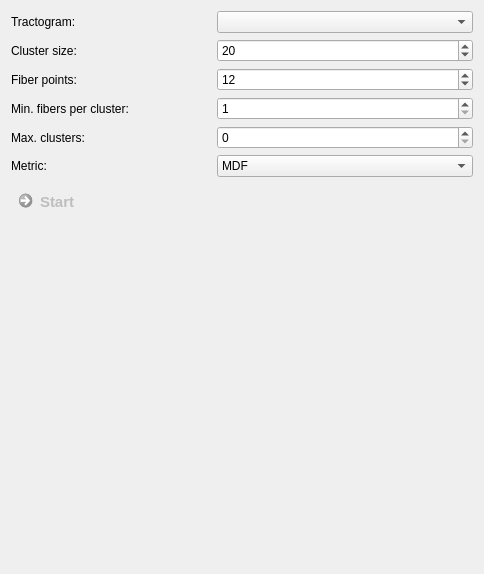
The window that Plugins/org.mitk.gui.qt.diffusionimaging.fiberprocessing/src/internal/QmitkFiberClusteringViewControls.ui (MITK/MITK) describes before a commit, drawn with Qt 5.
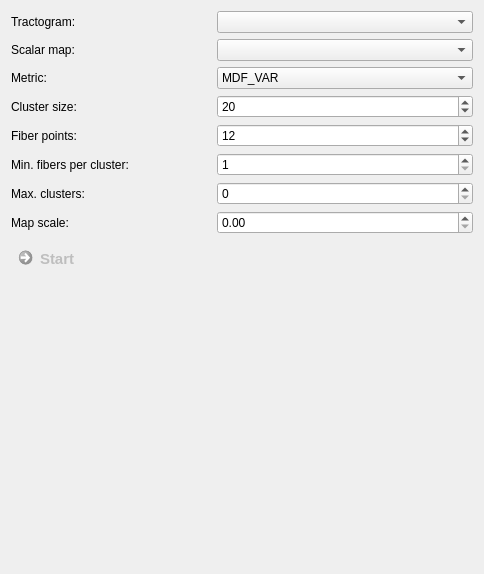
The same window after the commit. Custom widgets are drawn as their Qt base class.

```diff
--- a/Plugins/org.mitk.gui.qt.diffusionimaging.fiberprocessing/src/internal/QmitkFiberClusteringViewControls.ui
+++ b/Plugins/org.mitk.gui.qt.diffusionimaging.fiberprocessing/src/internal/QmitkFiberClusteringViewControls.ui
@@ -38,7 +38,73 @@
       <property name="spacing">
        <number>6</number>
       </property>
+      <item row="0" column="0">
+       <widget class="QLabel" name="label_3">
+        <property name="text">
+         <string>Tractogram:</string>
+        </property>
+       </widget>
+      </item>
+      <item row="4" column="1">
+       <widget class="QSpinBox" name="m_FiberPointsBox">
+        <property name="toolTip">
+         <string>Fibers are resampled to the desired number of points for clustering. Smaller is faster but less accurate.</string>
+        </property>
+        <property name="minimum">
+         <number>2</number>
+        </property>
+        <property name="maximum">
+         <number>9999999</number>
+        </property>
+        <property name="value">
+         <number>12</number>
+        </property>
+       </widget>
+      </item>
+      <item row="5" column="1">
+       <widget class="QSpinBox" name="m_MinFibersBox">
+        <property name="toolTip">
+         <string>Only output clusters with ate least the specified number of fibers.</string>
+        </property>
+        <property name="minimum">
+         <number>1</number>
+        </property>
+        <property name="maximum">
+         <number>9999999</number>
+        </property>
+        <property name="value">
+         <number>1</number>
+        </property>
+       </widget>
+      </item>
       <item row="1" column="1">
+       <widget class="QmitkDataStorageComboBoxWithSelectNone" name="m_MapBox">
+        <property name="toolTip">
+         <string>If set, distance metrics include distance between scalar map values along the tract.</string>
+        </property>
+       </widget>
+      </item>
+      <item row="5" column="0">
+       <widget class="QLabel" name="label_4">
+        <property name="text">
+         <string>Min. fibers per cluster:</string>
+        </property>
+       </widget>
+      </item>
+      <item row="6" column="1">
+       <widget class="QSpinBox" name="m_MaxClustersBox">
+        <property name="toolTip">
+         <string>Only output the N largest clusters. Zero means no limit.</string>
+        </property>
+        <property name="maximum">
+         <number>99999999</number>
+        </property>
+        <property name="value">
+         <number>0</number>
+        </property>
+       </widget>
+      </item>
+      <item row="3" column="1">
        <widget class="QSpinBox" name="m_ClusterSizeBox">
         <property name="toolTip">
          <string>Cluster size in mm.</string>
@@ -55,6 +121,30 @@
        </widget>
       </item>
       <item row="6" column="0">
+       <widget class="QLabel" name="label_2">
+        <property name="text">
+         <string>Max. clusters:</string>
+        </property>
+       </widget>
+      </item>
+      <item row="0" column="1">
+       <widget class="QmitkDataStorageComboBox" name="m_TractBox"/>
+      </item>
+      <item row="3" column="0">
+       <widget class="QLabel" name="label_5">
+        <property name="text">
+         <string>Cluster size:</string>
+        </property>
+       </widget>
+      </item>
+      <item row="1" column="0">
+       <widget class="QLabel" name="label_8">
+        <property name="text">
+         <string>Scalar map:</string>
+        </property>
+       </widget>
+      </item>
+      <item row="8" column="0">
        <widget class="QCommandLinkButton" name="m_StartButton">
         <property name="enabled">
          <bool>false</bool>
@@ -84,98 +174,25 @@
         </property>
        </widget>
       </item>
-      <item row="0" column="0">
-       <widget class="QLabel" name="label_3">
-        <property name="text">
-         <string>Tractogram:</string>
-        </property>
-       </widget>
-      </item>
-      <item row="3" column="1">
-       <widget class="QSpinBox" name="m_MinFibersBox">
-        <property name="toolTip">
-         <string>Only output clusters with ate least the specified number of fibers.</string>
-        </property>
-        <property name="minimum">
-         <number>1</number>
-        </property>
-        <property name="maximum">
-         <number>9999999</number>
-        </property>
-        <property name="value">
-         <number>1</number>
-        </property>
-       </widget>
-      </item>
-      <item row="1" column="0">
-       <widget class="QLabel" name="label_5">
-        <property name="text">
-         <string>Cluster size:</string>
-        </property>
-       </widget>
-      </item>
-      <item row="3" column="0">
-       <widget class="QLabel" name="label_4">
-        <property name="text">
-         <string>Min. fibers per cluster:</string>
-        </property>
-       </widget>
-      </item>
-      <item row="4" column="1">
-       <widget class="QSpinBox" name="m_MaxClustersBox">
-        <property name="toolTip">
-         <string>Only output the N largest clusters. Zero means no limit.</string>
-        </property>
-        <property name="maximum">
-         <number>99999999</number>
-        </property>
-        <property name="value">
-         <number>0</number>
-        </property>
-       </widget>
-      </item>
-      <item row="0" column="1">
-       <widget class="QmitkDataStorageComboBox" name="m_TractBox"/>
-      </item>
       <item row="4" column="0">
-       <widget class="QLabel" name="label_2">
-        <property name="text">
-         <string>Max. clusters:</string>
-        </property>
-       </widget>
-      </item>
-      <item row="2" column="0">
        <widget class="QLabel" name="label_6">
         <property name="text">
          <string>Fiber points:</string>
         </property>
        </widget>
       </item>
-      <item row="2" column="1">
-       <widget class="QSpinBox" name="m_FiberPointsBox">
-        <property name="toolTip">
-         <string>Fibers are resampled to the desired number of points for clustering. Smaller is faster but less accurate.</string>
-        </property>
-        <property name="minimum">
-         <number>2</number>
-        </property>
-        <property name="maximum">
-         <number>9999999</number>
-        </property>
-        <property name="value">
-         <number>12</number>
-        </property>
-       </widget>
-      </item>
-      <item row="5" column="0">
+      <item row="2" column="0">
        <widget class="QLabel" name="label_7">
         <property name="text">
          <string>Metric:</string>
         </property>
        </widget>
       </item>
-      <item row="5" column="1">
+      <item row="2" column="1">
        <widget class="QComboBox" name="m_MetricBox">
+        <property name="currentIndex">
+         <number>1</number>
+        </property>
         <item>
          <property name="text">
           <string>MDF</string>
@@ -186,6 +203,28 @@
           <string>MDF_VAR</string>
          </property>
         </item>
+        <item>
+         <property name="text">
+          <string>MAX_MDF</string>
+         </property>
+        </item>
+       </widget>
+      </item>
+      <item row="7" column="0">
+       <widget class="QLabel" name="label_9">
+        <property name="text">
+         <string>Map scale:</string>
+        </property>
+       </widget>
+      </item>
+      <item row="7" column="1">
+       <widget class="QDoubleSpinBox" name="m_MapScaleBox">
+        <property name="toolTip">
+         <string>Scaling factor for the scalar map (0=auto).</string>
+        </property>
+        <property name="maximum">
+         <double>99999.000000000000000</double>
+        </property>
        </widget>
       </item>
      </layout>
@@ -212,6 +251,11 @@
    <extends>QComboBox</extends>
    <header location="global">QmitkDataStorageComboBox.h</header>
   </customwidget>
+  <customwidget>
+   <class>QmitkDataStorageComboBoxWithSelectNone</class>
+   <extends>QComboBox</extends>
+   <header>QmitkDataStorageComboBoxWithSelectNone.h</header>
+  </customwidget>
  </customwidgets>
  <resources/>
  <connections/>
```
